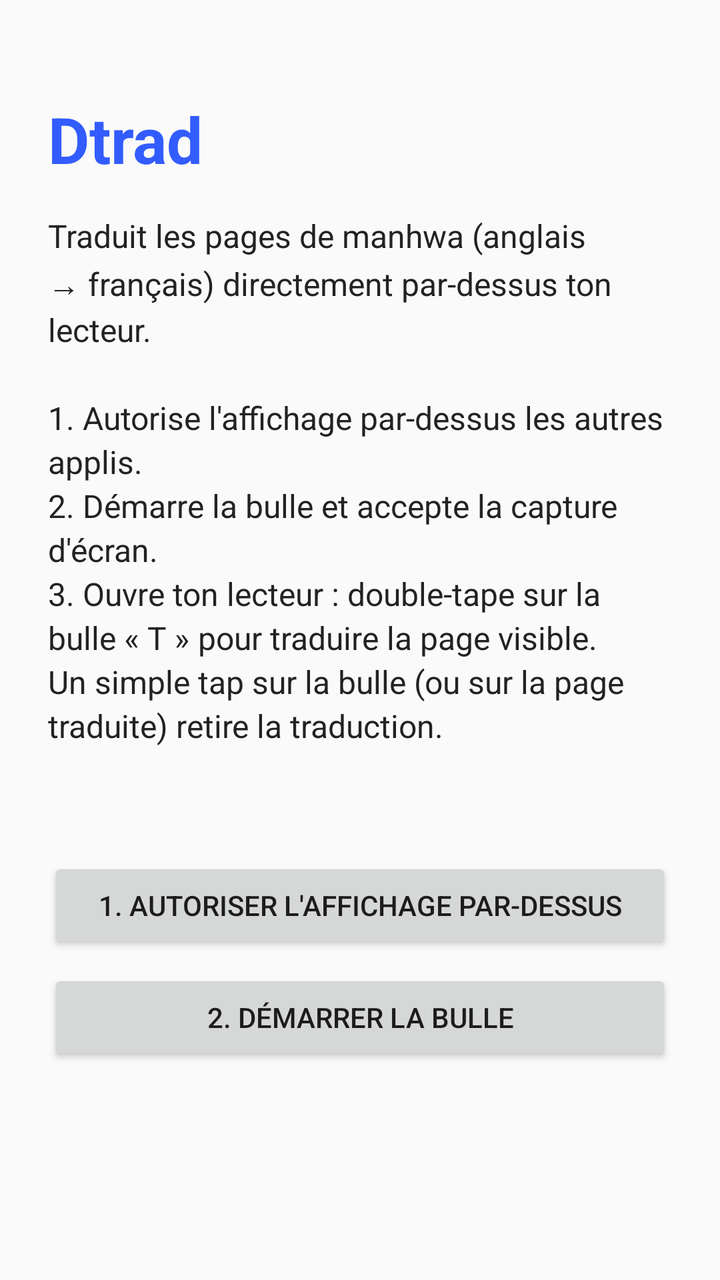
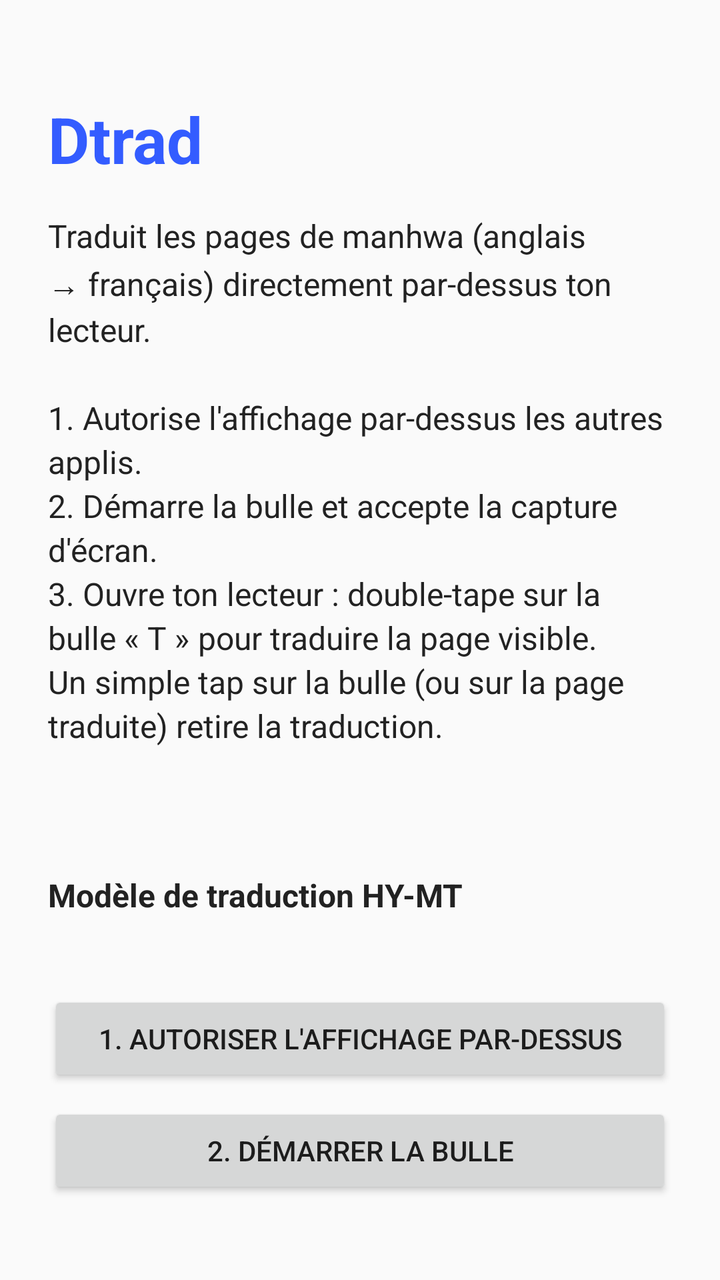

Compare the two renders of this Android layout. The source of the first and the diff that turns it into the second are given below.
<!-- AndroidManifest.xml: application theme android:Theme.Material.Light.NoActionBar -->
<!-- res/layout/activity_main.xml -->
<?xml version="1.0" encoding="utf-8"?>
<ScrollView xmlns:android="http://schemas.android.com/apk/res/android"
    android:layout_width="match_parent"
    android:layout_height="match_parent"
    android:fillViewport="true">

    <LinearLayout
        android:layout_width="match_parent"
        android:layout_height="wrap_content"
        android:orientation="vertical"
        android:padding="24dp">

        <TextView
            android:layout_width="wrap_content"
            android:layout_height="wrap_content"
            android:layout_marginTop="24dp"
            android:text="@string/title"
            android:textColor="#335CFF"
            android:textSize="32sp"
            android:textStyle="bold" />

        <TextView
            android:layout_width="match_parent"
            android:layout_height="wrap_content"
            android:layout_marginTop="16dp"
            android:lineSpacingMultiplier="1.15"
            android:text="@string/intro"
            android:textColor="#222222"
            android:textSize="16sp" />

        <TextView
            android:id="@+id/status"
            android:layout_width="match_parent"
            android:layout_height="wrap_content"
            android:layout_marginTop="24dp"
            android:textColor="#555555"
            android:textSize="14sp" />

        <Button
            android:id="@+id/btnOverlay"
            android:layout_width="match_parent"
            android:layout_height="wrap_content"
            android:layout_marginTop="12dp"
            android:text="@string/btn_overlay" />

        <Button
            android:id="@+id/btnStart"
            android:layout_width="match_parent"
            android:layout_height="wrap_content"
            android:layout_marginTop="8dp"
            android:text="@string/btn_start" />
    </LinearLayout>
</ScrollView>
<!-- resources referenced by this layout -->
<resources>
  <string name="btn_overlay">1. Autoriser l\'affichage par-dessus</string>
  <string name="btn_start">2. Démarrer la bulle</string>
  <string name="intro">Traduit les pages de manhwa (anglais → français) directement par-dessus ton lecteur.\n\n1. Autorise l\'affichage par-dessus les autres applis.\n2. Démarre la bulle et accepte la capture d\'écran.\n3. Ouvre ton lecteur : double-tape sur la bulle « T » pour traduire la page visible. Un simple tap sur la bulle (ou sur la page traduite) retire la traduction.</string>
  <string name="title">Dtrad</string>
</resources>

<!-- the commit's change to res/layout/activity_main.xml (unified diff, before → after) -->
@@ -36,6 +36,40 @@
             android:textColor="#555555"
             android:textSize="14sp" />
 
+        <TextView
+            android:layout_width="match_parent"
+            android:layout_height="wrap_content"
+            android:layout_marginTop="20dp"
+            android:text="@string/model_title"
+            android:textColor="#222222"
+            android:textSize="16sp"
+            android:textStyle="bold" />
+
+        <TextView
+            android:id="@+id/modelStatus"
+            android:layout_width="match_parent"
+            android:layout_height="wrap_content"
+            android:layout_marginTop="6dp"
+            android:textColor="#444444"
+            android:textSize="14sp" />
+
+        <ProgressBar
+            android:id="@+id/modelProgress"
+            style="?android:attr/progressBarStyleHorizontal"
+            android:layout_width="match_parent"
+            android:layout_height="wrap_content"
+            android:layout_marginTop="8dp"
+            android:max="100"
+            android:visibility="gone" />
+
+        <Button
+            android:id="@+id/btnModel"
+            android:layout_width="match_parent"
+            android:layout_height="wrap_content"
+            android:layout_marginTop="8dp"
+            android:text="@string/btn_model"
+            android:visibility="gone" />
+
         <Button
             android:id="@+id/btnOverlay"
             android:layout_width="match_parent"
<!-- resource entries referenced after the edit -->
@@ -1,8 +1,10 @@
 <!-- resources referenced by this layout -->
 <resources>
+  <string name="btn_model">Télécharger le modèle</string>
   <string name="btn_overlay">1. Autoriser l\'affichage par-dessus</string>
   <string name="btn_start">2. Démarrer la bulle</string>
   <string name="intro">Traduit les pages de manhwa (anglais → français) directement par-dessus ton lecteur.\n\n1. Autorise l\'affichage par-dessus les autres applis.\n2. Démarre la bulle et accepte la capture d\'écran.\n3. Ouvre ton lecteur : double-tape sur la bulle « T » pour traduire la page visible. Un simple tap sur la bulle (ou sur la page traduite) retire la traduction.</string>
+  <string name="model_title">Modèle de traduction HY-MT</string>
   <string name="title">Dtrad</string>
 </resources>
 
